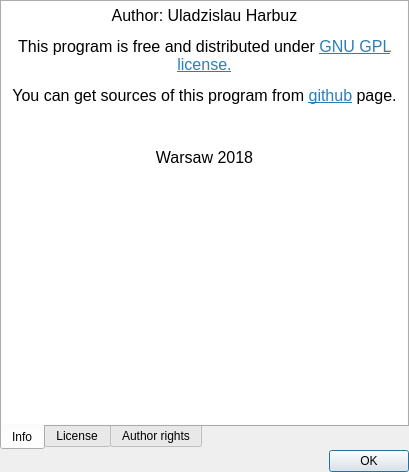
Shadasviar/APOD, file UI/aboutprogramwindow.ui: the form before one commit.
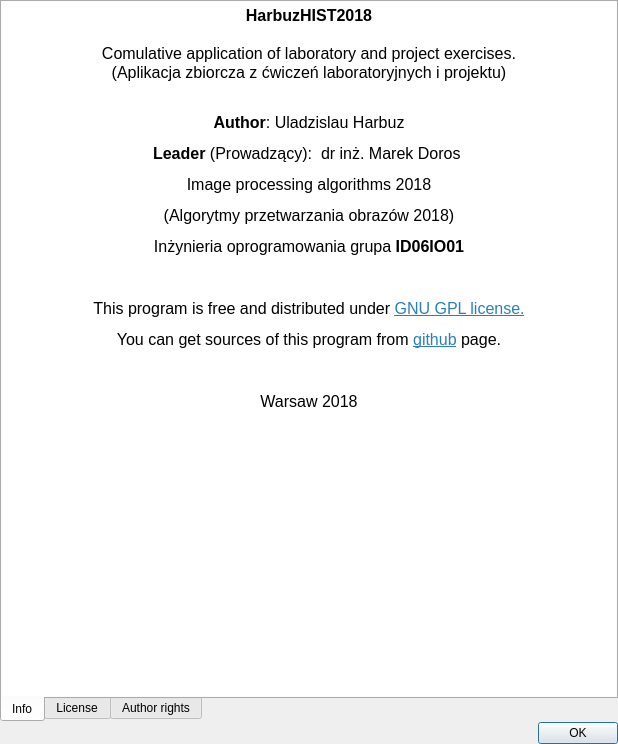
The form after the commit. Icons and pictures are not drawn.

Commit message: Add information about program

What changed in the file:
```diff
--- a/UI/aboutprogramwindow.ui
+++ b/UI/aboutprogramwindow.ui
@@ -9,8 +9,8 @@
    <rect>
     <x>0</x>
     <y>0</y>
-    <width>409</width>
-    <height>472</height>
+    <width>618</width>
+    <height>744</height>
    </rect>
   </property>
   <property name="sizePolicy">
@@ -108,7 +108,17 @@
 &lt;html&gt;&lt;head&gt;&lt;meta name=&quot;qrichtext&quot; content=&quot;1&quot; /&gt;&lt;style type=&quot;text/css&quot;&gt;
 p, li { white-space: pre-wrap; }
 &lt;/style&gt;&lt;/head&gt;&lt;body style=&quot; font-family:'Oxygen-Sans'; font-size:12pt; font-weight:400; font-style:normal;&quot;&gt;
-&lt;p align=&quot;center&quot; style=&quot; margin-top:12px; margin-bottom:12px; margin-left:0px; margin-right:0px; -qt-block-indent:0; text-indent:0px;&quot;&gt;Author: Uladzislau Harbuz&lt;/p&gt;
+&lt;p align=&quot;center&quot; style=&quot; margin-top:0px; margin-bottom:0px; margin-left:0px; margin-right:0px; -qt-block-indent:0; text-indent:0px;&quot;&gt;&lt;a name=&quot;result_box&quot;&gt;&lt;/a&gt;&lt;span style=&quot; font-weight:600;&quot;&gt;H&lt;/span&gt;&lt;span style=&quot; font-weight:600;&quot;&gt;arbuzHIST2018&lt;/span&gt;&lt;/p&gt;
+&lt;p align=&quot;center&quot; style=&quot;-qt-paragraph-type:empty; margin-top:0px; margin-bottom:0px; margin-left:0px; margin-right:0px; -qt-block-indent:0; text-indent:0px; font-weight:600;&quot;&gt;&lt;br /&gt;&lt;/p&gt;
+&lt;p align=&quot;center&quot; style=&quot; margin-top:0px; margin-bottom:0px; margin-left:0px; margin-right:0px; -qt-block-indent:0; text-indent:0px;&quot;&gt;Comulative application of laboratory and project exercises.&lt;/p&gt;
+&lt;p align=&quot;center&quot; style=&quot; margin-top:0px; margin-bottom:0px; margin-left:0px; margin-right:0px; -qt-block-indent:0; text-indent:0px;&quot;&gt;(Aplikacja zbiorcza z ćwiczeń laboratoryjnych i projektu)&lt;/p&gt;
+&lt;p align=&quot;center&quot; style=&quot;-qt-paragraph-type:empty; margin-top:0px; margin-bottom:0px; margin-left:0px; margin-right:0px; -qt-block-indent:0; text-indent:0px;&quot;&gt;&lt;br /&gt;&lt;/p&gt;
+&lt;p align=&quot;center&quot; style=&quot; margin-top:12px; margin-bottom:12px; margin-left:0px; margin-right:0px; -qt-block-indent:0; text-indent:0px;&quot;&gt;&lt;span style=&quot; font-weight:600;&quot;&gt;Author&lt;/span&gt;: Uladzislau Harbuz&lt;/p&gt;
+&lt;p align=&quot;center&quot; style=&quot; margin-top:12px; margin-bottom:12px; margin-left:0px; margin-right:0px; -qt-block-indent:0; text-indent:0px;&quot;&gt;&lt;span style=&quot; font-weight:600;&quot;&gt;Leader&lt;/span&gt; (Prowadzący):  dr inż. Marek Doros &lt;/p&gt;
+&lt;p align=&quot;center&quot; style=&quot; margin-top:12px; margin-bottom:12px; margin-left:0px; margin-right:0px; -qt-block-indent:0; text-indent:0px;&quot;&gt;&lt;a name=&quot;result_box&quot;&gt;&lt;/a&gt;Image processing algorithms 2018&lt;/p&gt;
+&lt;p align=&quot;center&quot; style=&quot; margin-top:12px; margin-bottom:12px; margin-left:0px; margin-right:0px; -qt-block-indent:0; text-indent:0px;&quot;&gt;(Algorytmy przetwarzania obrazów 2018)&lt;/p&gt;
+&lt;p align=&quot;center&quot; style=&quot; margin-top:12px; margin-bottom:12px; margin-left:0px; margin-right:0px; -qt-block-indent:0; text-indent:0px;&quot;&gt;Inżynieria oprogramowania grupa &lt;span style=&quot; font-weight:600;&quot;&gt;ID06IO01&lt;/span&gt;&lt;/p&gt;
+&lt;p align=&quot;center&quot; style=&quot;-qt-paragraph-type:empty; margin-top:12px; margin-bottom:12px; margin-left:0px; margin-right:0px; -qt-block-indent:0; text-indent:0px; font-weight:600;&quot;&gt;&lt;br /&gt;&lt;/p&gt;
 &lt;p align=&quot;center&quot; style=&quot; margin-top:12px; margin-bottom:12px; margin-left:0px; margin-right:0px; -qt-block-indent:0; text-indent:0px;&quot;&gt;This program is free and distributed under &lt;a href=&quot;https://www.gnu.org/licenses/gpl-3.0.en.html&quot;&gt;&lt;span style=&quot; text-decoration: underline; color:#2980b9;&quot;&gt;GNU GPL license.&lt;/span&gt;&lt;/a&gt;&lt;/p&gt;
 &lt;p align=&quot;center&quot; style=&quot; margin-top:0px; margin-bottom:0px; margin-left:0px; margin-right:0px; -qt-block-indent:0; text-indent:0px;&quot;&gt;You can get sources of this program from &lt;a href=&quot;https://github.com/Shadasviar/APOD&quot;&gt;&lt;span style=&quot; text-decoration: underline; color:#2980b9;&quot;&gt;github&lt;/span&gt;&lt;/a&gt; page.&lt;/p&gt;
 &lt;p align=&quot;center&quot; style=&quot;-qt-paragraph-type:empty; margin-top:12px; margin-bottom:12px; margin-left:0px; margin-right:0px; -qt-block-indent:0; text-indent:0px;&quot;&gt;&lt;br /&gt;&lt;/p&gt;
```
